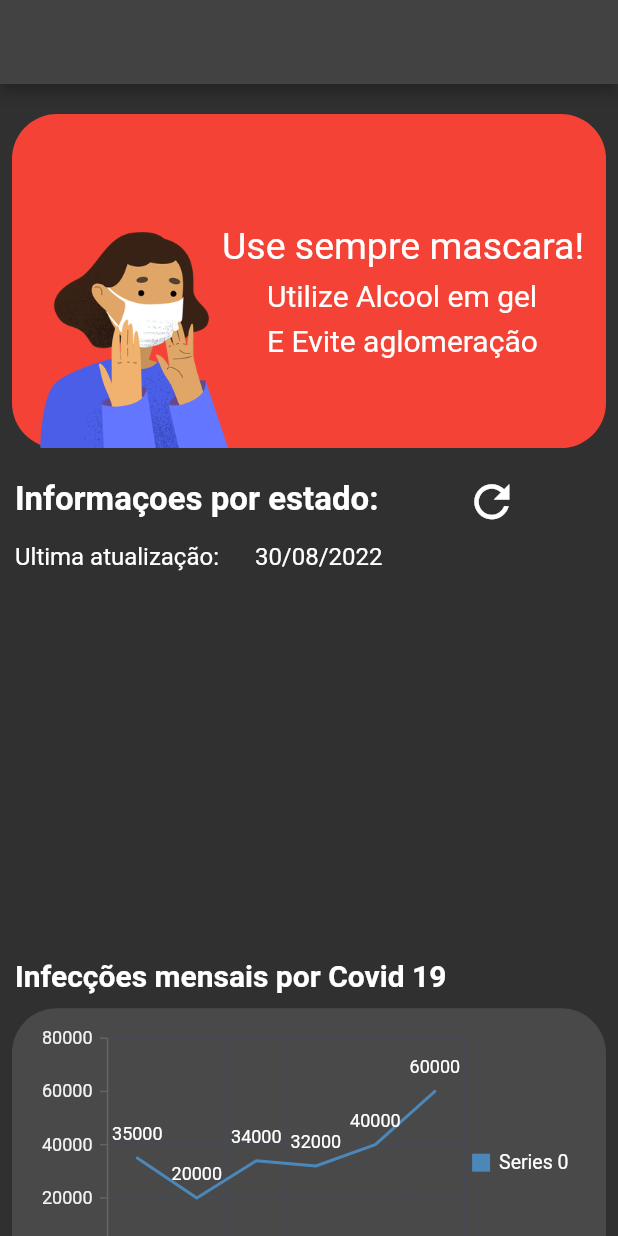
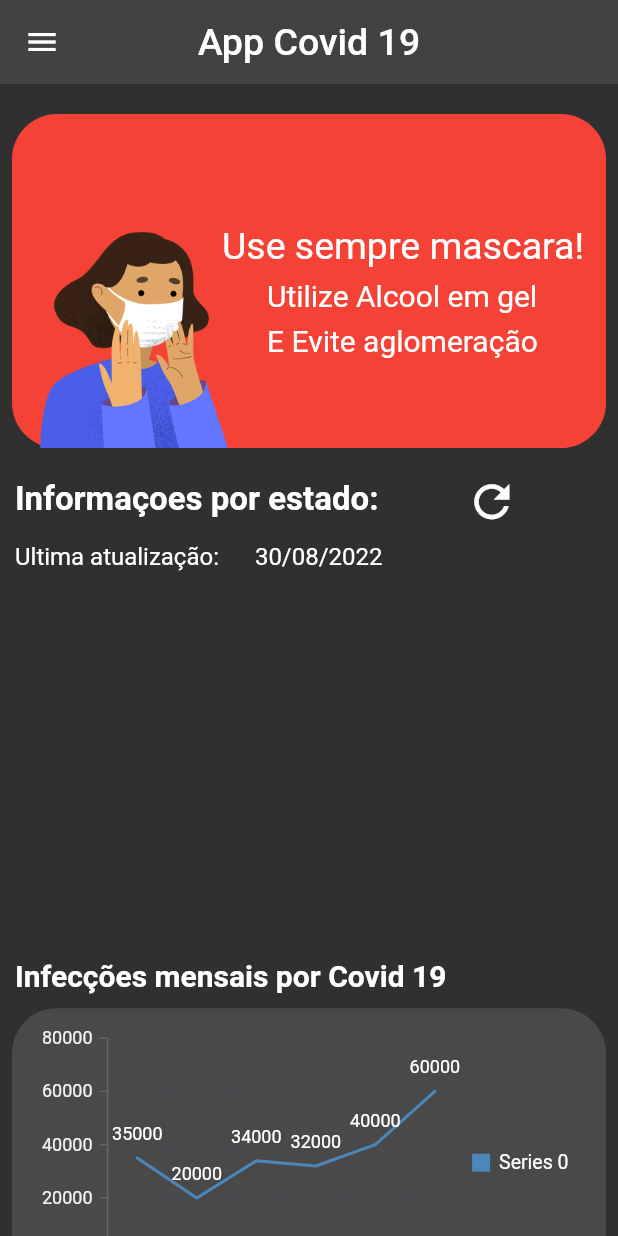
Before and after one commit to DevGomes78/flutter-covidApp, a Flutter app: the screen it shows after launch, on a phone screen of 412 x 824 dp. Run offline on Flutter 3.47's test engine with Material 2 defaults, Android fonts, the phone set to English and light mode, and no system bars; our stand-ins replace syncfusion_flutter_charts; network calls fail.

```diff
--- a/lib/views/covid_page_list.dart
+++ b/lib/views/covid_page_list.dart
@@ -37,7 +37,7 @@ class _CovidPageListState extends State<CovidPageList> {
     return LayoutBuilder(
       builder: (context,constraints)=>
       Scaffold(
-        appBar: AppBar(),
+        appBar: buildAppBar(),
         body: SingleChildScrollView(
           child: Column(
             crossAxisAlignment: CrossAxisAlignment.start,
@@ -224,7 +224,7 @@ class _CovidPageListState extends State<CovidPageList> {
       elevation: 0,
       title: const Text(
        StringConstants.AppCovid19,
-        style: TextStyle(fontSize: 25),
+        style: TextStyle(fontSize: 25,color: Colors.white),
       ),
       centerTitle: true,
       leading: IconButton(
--- a/lib/views/description_page.dart
+++ b/lib/views/description_page.dart
@@ -172,7 +172,7 @@ class Description extends StatelessWidget {
                     ),
                   ],
                 ),
-                const SizedBox(height: 20),
+                const SizedBox(height: 10),
                 Container(
                   height: 220,
                   width: double.infinity,
```
